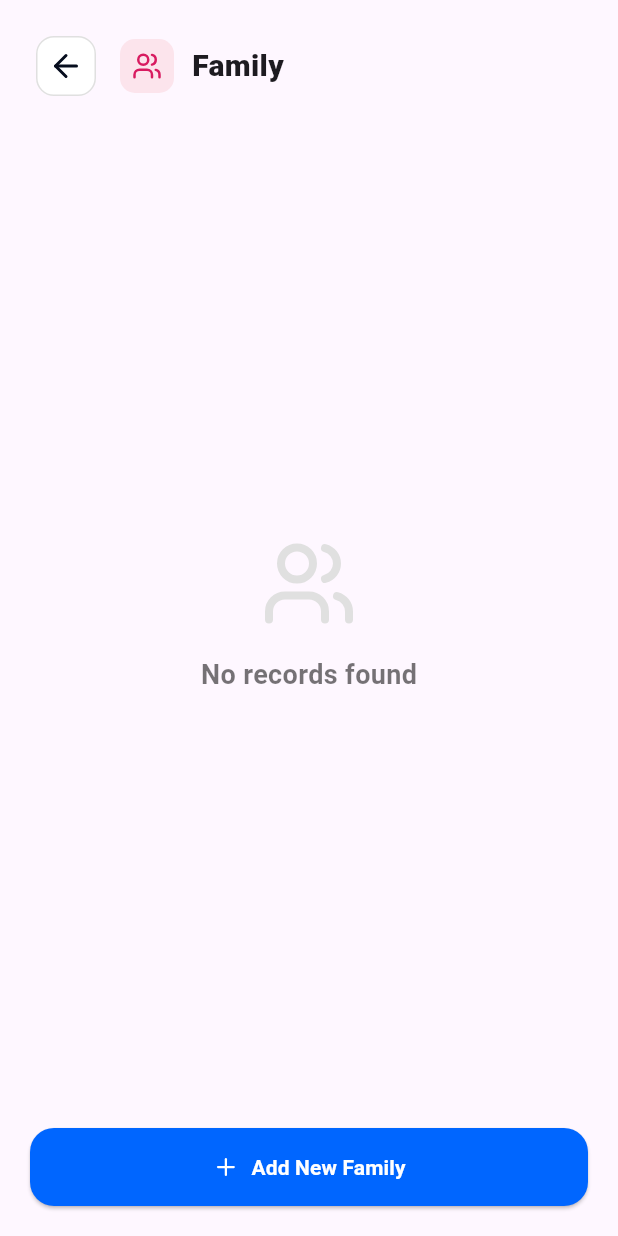
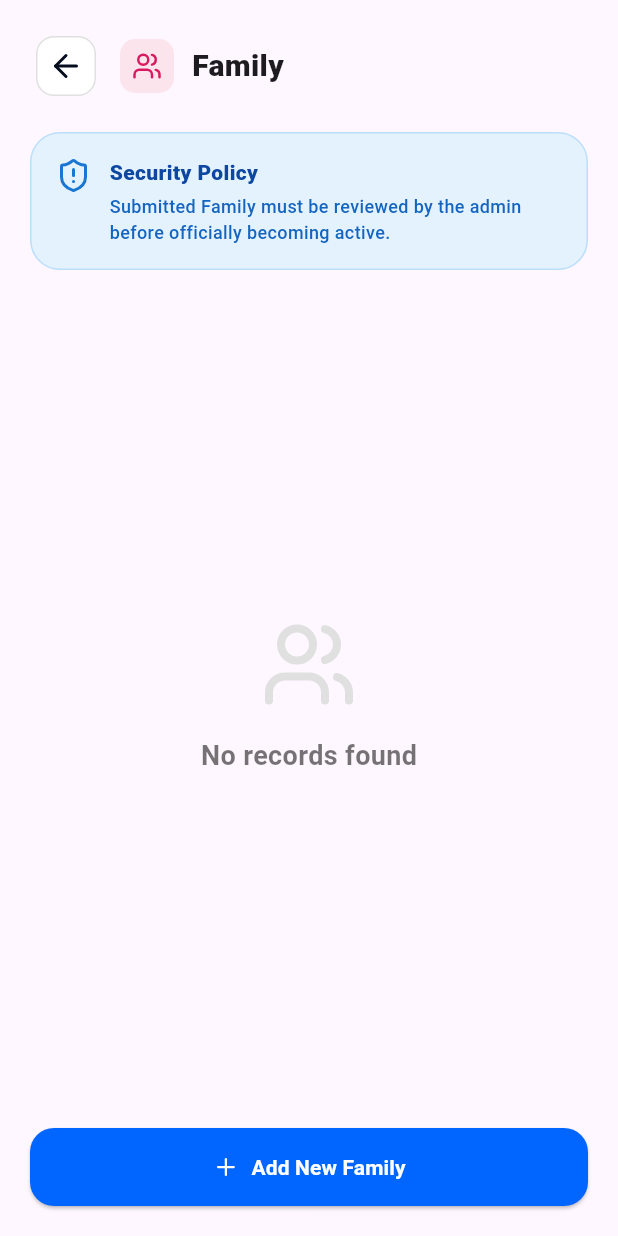
Before and after one commit to UmairAhmad-dev/civiccare-mobile, a Flutter app: the ResidentPortalTab widget shown alone on an empty page, opened directly with empty values, after a tap on "My Profile", after a tap on "Back to Portal", after a tap on "Family Registry", on a phone screen of 412 x 824 dp. Run offline on Flutter 3.47's test engine with Material 3 defaults, Android fonts, the phone set to English and light mode, and no system bars; our stand-ins replace image_picker, lucide_icons, shared_preferences; accounts and stored records are empty; network calls fail.

Commit message:
feat: add admin approval status badges and security policy to resident UI

```diff
--- a/lib/screens/resident_portal_tab.dart
+++ b/lib/screens/resident_portal_tab.dart
@@ -189,7 +189,7 @@ class _ResidentPortalTabState extends State<ResidentPortalTab> with AutomaticKee
 
                         if (data['success'] && mounted) {
                           Navigator.pop(context);
-                          _showInlineMessage("$title ${isUpdating ? 'updated' : 'added'} successfully!");
+                          _showInlineMessage("$title submitted for Admin Approval!"); // UPDATED
                           _fetchPortfolio();
                         } else {
                           _showInlineMessage(data['message'], isError: true);
@@ -211,6 +211,45 @@ class _ResidentPortalTabState extends State<ResidentPortalTab> with AutomaticKee
             ),
           ),
         ),
+      ),
+    );
+  }
+
+  // --- NEW: Helper to Render the Exact Status visually on Flutter ---
+  Widget _buildStatusTag(String? status) {
+    final currentStatus = status ?? 'Pending';
+    Color bgColor;
+    Color textColor;
+    IconData icon;
+
+    if (currentStatus == 'Approved') {
+      bgColor = Colors.teal.shade50;
+      textColor = Colors.teal.shade700;
+      icon = LucideIcons.checkCircle2;
+    } else if (currentStatus == 'Rejected') {
+      bgColor = Colors.red.shade50;
+      textColor = Colors.red.shade700;
+      icon = LucideIcons.xCircle;
+    } else {
+      bgColor = Colors.orange.shade50;
+      textColor = Colors.orange.shade700;
+      icon = LucideIcons.clock;
+    }
+
+    return Container(
+      padding: const EdgeInsets.symmetric(horizontal: 8, vertical: 4),
+      decoration: BoxDecoration(
+        color: bgColor,
+        borderRadius: BorderRadius.circular(8),
+        border: Border.all(color: textColor.withOpacity(0.3)),
+      ),
+      child: Row(
+        mainAxisSize: MainAxisSize.min,
+        children: [
+          Icon(icon, size: 12, color: textColor),
+          const SizedBox(width: 4),
+          Text(currentStatus.toUpperCase(), style: TextStyle(color: textColor, fontSize: 9, fontWeight: FontWeight.w900, letterSpacing: 0.5)),
+        ],
       ),
     );
   }
@@ -292,6 +331,34 @@ class _ResidentPortalTabState extends State<ResidentPortalTab> with AutomaticKee
             ],
           ),
         ),
+
+        // NEW: Inline Security Policy for Flutter Lists
+        Padding(
+          padding: const EdgeInsets.symmetric(horizontal: 20),
+          child: Container(
+            padding: const EdgeInsets.all(16),
+            decoration: BoxDecoration(color: Colors.blue.shade50, borderRadius: BorderRadius.circular(20), border: Border.all(color: Colors.blue.shade100)),
+            child: Row(
+              crossAxisAlignment: CrossAxisAlignment.start,
+              children: [
+                Icon(LucideIcons.shieldAlert, color: Colors.blue.shade700, size: 24),
+                const SizedBox(width: 12),
+                Expanded(
+                  child: Column(
+                    crossAxisAlignment: CrossAxisAlignment.start,
+                    children: [
+                      Text("Security Policy", style: TextStyle(fontWeight: FontWeight.w900, color: Colors.blue.shade900)),
+                      const SizedBox(height: 4),
+                      Text("Submitted $title must be reviewed by the admin before officially becoming active.", style: TextStyle(fontSize: 12, color: Colors.blue.shade800, fontWeight: FontWeight.w500)),
+                    ],
+                  ),
+                ),
+              ],
+            ),
+          ),
+        ),
+        const SizedBox(height: 16),
+
         Expanded(
           child: _isLoading
               ? const Center(child: CircularProgressIndicator())
@@ -318,13 +385,19 @@ class _ResidentPortalTabState extends State<ResidentPortalTab> with AutomaticKee
                 padding: const EdgeInsets.all(16),
                 decoration: BoxDecoration(color: Colors.white, borderRadius: BorderRadius.circular(20), border: Border.all(color: Colors.grey.shade200)),
                 child: Row(
+                  crossAxisAlignment: CrossAxisAlignment.start,
                   children: [
                     Expanded(
                       child: Column(
                         crossAxisAlignment: CrossAxisAlignment.start,
                         children: [
-                          Text(item['fullName'] ?? "${item['make']} ${item['model']}", style: const TextStyle(fontWeight: FontWeight.w900, fontSize: 16)),
-                          const SizedBox(height: 6),
+                          Row(
+                            children: [
+                              Expanded(child: Text(item['fullName'] ?? "${item['make']} ${item['model']}", style: const TextStyle(fontWeight: FontWeight.w900, fontSize: 16))),
+                              _buildStatusTag(item['status']), // RENDERING STATUS BADGE
+                            ],
+                          ),
+                          const SizedBox(height: 8),
                           Wrap(
                             spacing: 8, runSpacing: 8,
                             children: [
@@ -337,6 +410,7 @@ class _ResidentPortalTabState extends State<ResidentPortalTab> with AutomaticKee
                         ],
                       ),
                     ),
+                    const SizedBox(width: 8),
                     if (isConfirmingDelete)
                       Container(
                         padding: const EdgeInsets.symmetric(horizontal: 8, vertical: 6),
@@ -344,7 +418,7 @@ class _ResidentPortalTabState extends State<ResidentPortalTab> with AutomaticKee
                         child: Row(
                           mainAxisSize: MainAxisSize.min,
                           children: [
-                            const Text("Delete?", style: TextStyle(color: Colors.red, fontWeight: FontWeight.w900, fontSize: 10)),
+                            const Text("Del?", style: TextStyle(color: Colors.red, fontWeight: FontWeight.w900, fontSize: 10)),
                             const SizedBox(width: 8),
                             InkWell(
                               onTap: () => _executeDelete(apiCategory, item['id']),
@@ -467,6 +541,31 @@ class _ResidentPortalTabState extends State<ResidentPortalTab> with AutomaticKee
           child: Column(
             crossAxisAlignment: CrossAxisAlignment.start,
             children: [
+
+              // NEW: Global Security Banner for Grid View
+              Container(
+                padding: const EdgeInsets.all(16),
+                margin: const EdgeInsets.only(bottom: 24),
+                decoration: BoxDecoration(color: Colors.blue.shade50, borderRadius: BorderRadius.circular(20), border: Border.all(color: Colors.blue.shade100)),
+                child: Row(
+                  crossAxisAlignment: CrossAxisAlignment.start,
+                  children: [
+                    Icon(LucideIcons.shieldAlert, color: Colors.blue.shade700, size: 24),
+                    const SizedBox(width: 12),
+                    Expanded(
+                      child: Column(
+                        crossAxisAlignment: CrossAxisAlignment.start,
+                        children: [
+                          Text("Security Policy", style: TextStyle(fontWeight: FontWeight.w900, color: Colors.blue.shade900)),
+                          const SizedBox(height: 4),
+                          Text("All newly registered data is subject to administrative review before being marked as active.", style: TextStyle(fontSize: 12, color: Colors.blue.shade800, fontWeight: FontWeight.w500)),
+                        ],
+                      ),
+                    ),
+                  ],
+                ),
+              ),
+
               Row(
                 children: [
                   Container(
```
